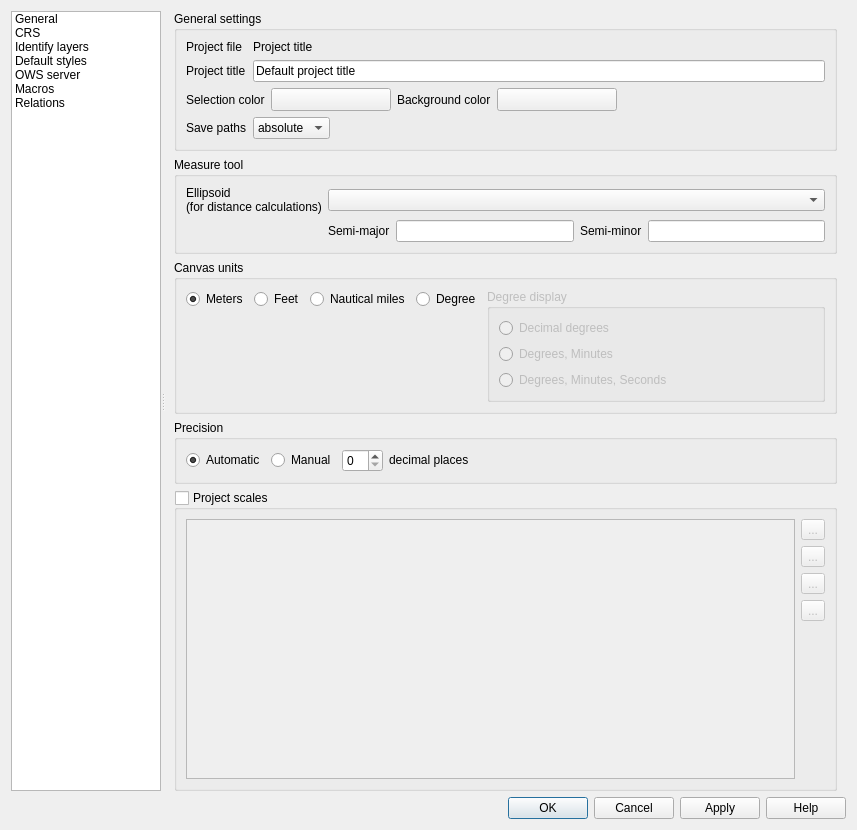
This is src/ui/qgsprojectpropertiesbase.ui in kadas-albireo/kadas-albireo as Qt 5 draws it before an edit. The edited form follows.
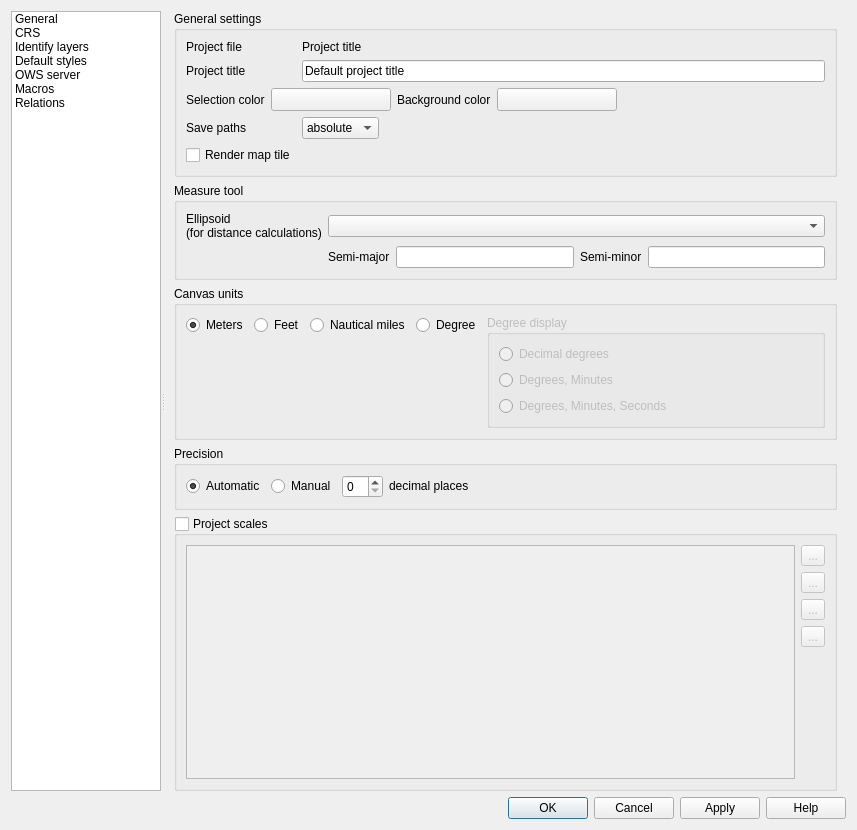
This is the edited form. The open tabs and pages were chosen to show the change. Icons and pictures are not drawn. Custom widgets are drawn as their Qt base class.

Commit message: Port tile rendering option to enterprise

Diff of the .ui file:
```diff
--- a/src/ui/qgsprojectpropertiesbase.ui
+++ b/src/ui/qgsprojectpropertiesbase.ui
@@ -211,8 +211,8 @@
                <rect>
                 <x>0</x>
                 <y>0</y>
-                <width>484</width>
-                <height>600</height>
+                <width>696</width>
+                <height>793</height>
                </rect>
               </property>
               <layout class="QVBoxLayout" name="verticalLayout_8">
@@ -419,6 +419,13 @@
                     </property>
                    </widget>
                   </item>
+                  <item row="4" column="0">
+                   <widget class="QCheckBox" name="mMapTileRenderingCheckBox">
+                    <property name="text">
+                     <string>Render map tile</string>
+                    </property>
+                   </widget>
+                  </item>
                  </layout>
                 </widget>
                </item>
```
Left out of the diff: 20 changed lines with no effect on the pictures. The commit also changes 20 other files.
